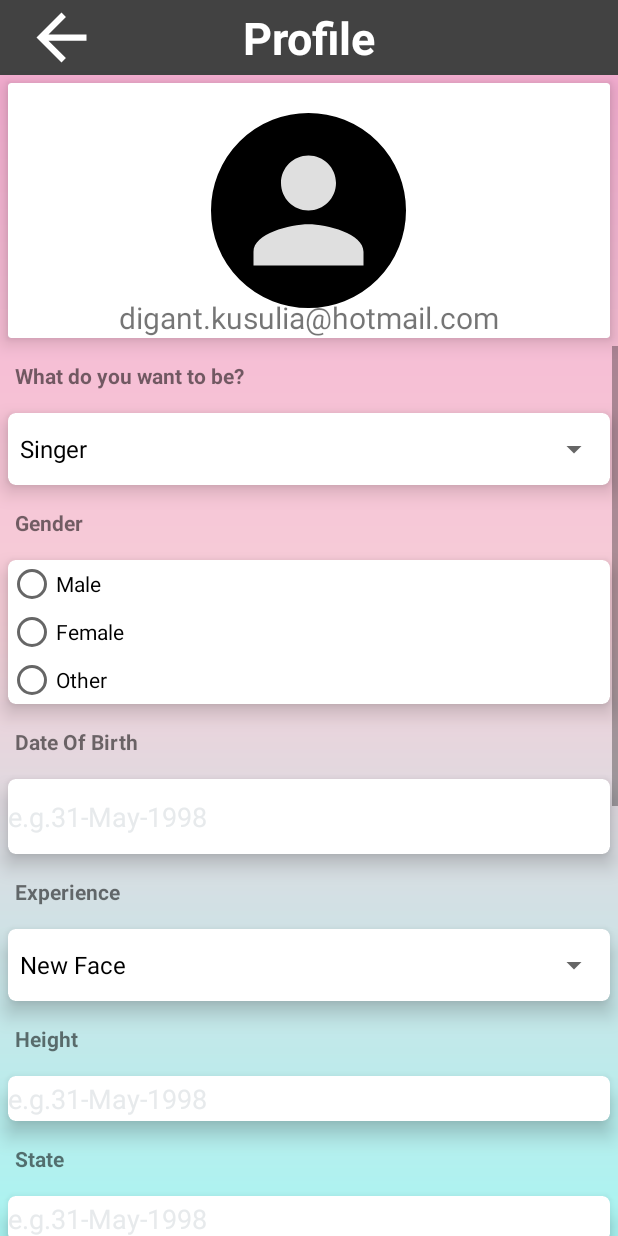
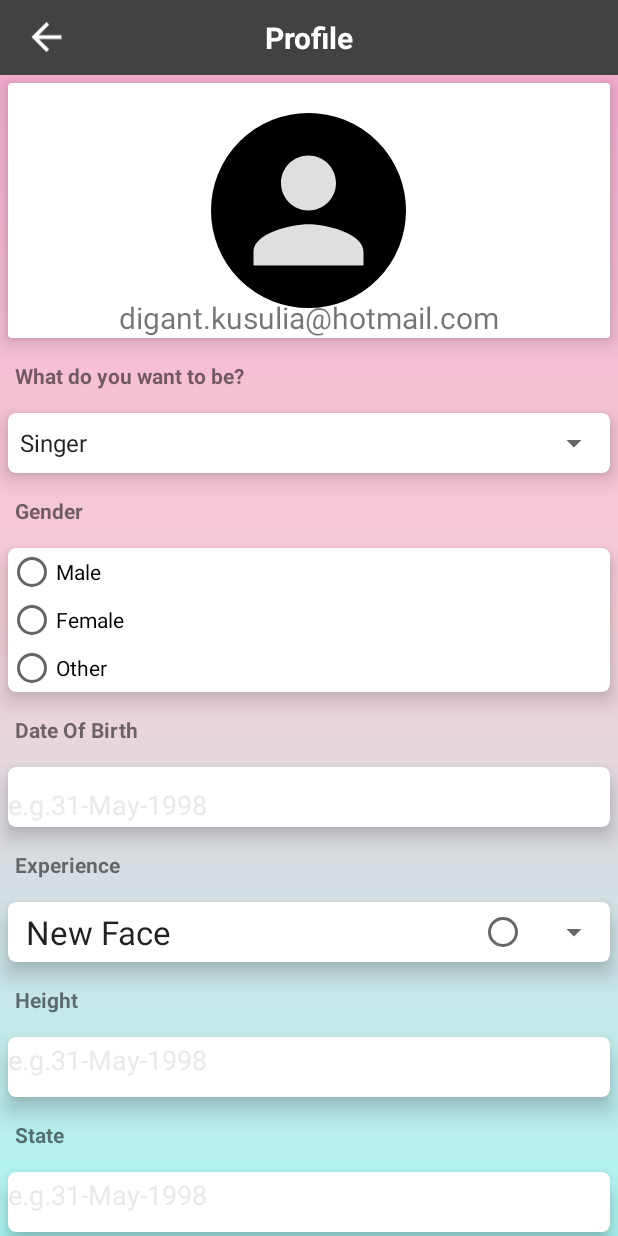
Before and after one commit to Digant20/HiBollywood_latest, an Android app: the MyProfile screen opened directly, with no data from a screen before it, on a phone screen of 412 x 824 dp. Run offline under Robolectric (Android 15) with nearby library versions, the phone set to English and light mode, and no system bars.

Commit message:
profile design

```diff
--- a/app/src/main/java/com/example/hibollywood/MyProfile.java
+++ b/app/src/main/java/com/example/hibollywood/MyProfile.java
@@ -36,25 +36,25 @@ public class MyProfile extends AppCompatActivity {
 
         spinner = findViewById(R.id.spinner);
         String[] items = new String[]{"Singer", "Dancer", "Actor", "Model", "Guitarist"};
-        ArrayAdapter<String> adapter = new ArrayAdapter<>(this, android.R.layout.simple_spinner_dropdown_item, items);
+        ArrayAdapter<String> adapter = new ArrayAdapter<>(this, android.R.layout.simple_selectable_list_item, items);
         spinner.setAdapter(adapter);
 
         //spinner for experience
         exp = findViewById(R.id.exp);
         String[] items1 = new String[]{"New Face", "1", "2", "3", "4", "5", "6", "7", "8", "9", "10"};
-        ArrayAdapter<String> adapter1 = new ArrayAdapter<>(this, android.R.layout.simple_spinner_dropdown_item, items1);
+        ArrayAdapter<String> adapter1 = new ArrayAdapter<>(this, android.R.layout.select_dialog_singlechoice, items1);
         exp.setAdapter(adapter1);
 
         //languages spinner
         lang = findViewById(R.id.lang);
         String[] items2 = new String[]{"Hindi", "English", "Tamil", "Telugu", "Malayalam", "Gujarati", "Urdu", "Marathi", "Odia", "Punjabi", "Bhojpuri"};
-        ArrayAdapter<String> adapter2 = new ArrayAdapter<>(this, android.R.layout.simple_spinner_dropdown_item, items2);
+        ArrayAdapter<String> adapter2 = new ArrayAdapter<>(this, android.R.layout.select_dialog_singlechoice, items2);
         lang.setAdapter(adapter2);
 
         //states spinner
         state = findViewById(R.id.lang);
         String[] items3 = new String[]{"Select State", "Agra", "Delhi", "Tamilnadu", "Bhubaneswar", "Bihar", "Mumbai", "Rajastan", "Kerela", "Kolkata", "Bangalore"};
-        ArrayAdapter<String> adapter3 = new ArrayAdapter<>(this, android.R.layout.simple_spinner_dropdown_item, items3);
+        ArrayAdapter<String> adapter3 = new ArrayAdapter<>(this, android.R.layout.select_dialog_singlechoice, items3);
         state.setAdapter(adapter3);
 
 
--- a/app/src/main/res/layout/activity_my_profile.xml
+++ b/app/src/main/res/layout/activity_my_profile.xml
@@ -18,8 +18,8 @@
         android:id="@+id/toolbar"
         >
         <ImageView
-            android:layout_width="50dp"
-            android:layout_height="50dp"
+            android:layout_width="30dp"
+            android:layout_height="40dp"
 
             android:src="@drawable/ic_arrow_back_black_24dp"
             android:clickable="true"
@@ -28,7 +28,7 @@
             android:layout_width="wrap_content"
             android:layout_height="wrap_content"
             android:text="Profile"
-            android:textSize="30sp"
+            android:textSize="20sp"
             android:textStyle="bold"
 
 
@@ -97,7 +97,7 @@
         android:layout_width="match_parent"
         android:layout_height="wrap_content"
         android:layout_below="@+id/card1"
-
+android:scrollbars="none"
         >
         <LinearLayout
             android:layout_width="match_parent"
@@ -112,7 +112,7 @@
         />
     <android.support.v7.widget.CardView
         android:layout_width="match_parent"
-        android:layout_height="wrap_content"
+        android:layout_height="40dp"
         android:layout_margin="5dp"
         app:cardElevation="8dp"
         app:cardCornerRadius="5dp"
@@ -188,7 +188,7 @@
         />
     <android.support.v7.widget.CardView
         android:layout_width="match_parent"
-        android:layout_height="50dp"
+        android:layout_height="40dp"
         android:layout_margin="5dp"
         app:cardElevation="8dp"
         app:cardCornerRadius="5dp"
@@ -219,7 +219,7 @@
         />
     <android.support.v7.widget.CardView
         android:layout_width="match_parent"
-        android:layout_height="wrap_content"
+        android:layout_height="40dp"
         android:layout_margin="5dp"
         app:cardElevation="8dp"
         app:cardCornerRadius="5dp"
@@ -246,7 +246,7 @@
         />
     <android.support.v7.widget.CardView
         android:layout_width="match_parent"
-        android:layout_height="wrap_content"
+        android:layout_height="40dp"
         android:layout_margin="5dp"
         app:cardElevation="8dp"
         app:cardCornerRadius="5dp"
@@ -258,7 +258,7 @@
             android:layout_height="30dp"
             android:hint="e.g.31-May-1998"
             android:background="@null"
-            android:textColor="#FFF"
+            android:textColor="#000"
             android:textColorHint="#e7eaec"
             />
 
@@ -274,7 +274,7 @@
         />
     <android.support.v7.widget.CardView
         android:layout_width="match_parent"
-        android:layout_height="wrap_content"
+        android:layout_height="40dp"
         android:layout_margin="5dp"
         app:cardElevation="8dp"
         app:cardCornerRadius="5dp"
@@ -286,7 +286,7 @@
             android:layout_height="30dp"
             android:hint="e.g.31-May-1998"
             android:background="@null"
-            android:textColor="#FFF"
+            android:textColor="#000"
             android:textColorHint="#e7eaec"
             />
 
@@ -302,7 +302,7 @@
         />
     <android.support.v7.widget.CardView
         android:layout_width="match_parent"
-        android:layout_height="wrap_content"
+        android:layout_height="40dp"
         android:layout_margin="5dp"
         app:cardElevation="8dp"
         app:cardCornerRadius="5dp"
@@ -314,7 +314,7 @@
             android:layout_height="30dp"
             android:hint="e.g.31-May-1998"
             android:background="@null"
-            android:textColor="#FFF"
+            android:textColor="#000"
             android:textColorHint="#e7eaec"
             />
 
@@ -330,7 +330,7 @@
         />
     <android.support.v7.widget.CardView
         android:layout_width="match_parent"
-        android:layout_height="wrap_content"
+        android:layout_height="40dp"
         android:layout_margin="5dp"
         app:cardElevation="8dp"
         app:cardCornerRadius="5dp"
@@ -342,7 +342,7 @@
             android:layout_height="30dp"
             android:hint="e.g.31-May-1998"
             android:background="@null"
-            android:textColor="#FFF"
+            android:textColor="#000"
             android:textColorHint="#e7eaec"
             />
 
@@ -358,7 +358,7 @@
         />
     <android.support.v7.widget.CardView
         android:layout_width="match_parent"
-        android:layout_height="wrap_content"
+        android:layout_height="40dp"
         android:layout_margin="5dp"
         app:cardElevation="8dp"
         app:cardCornerRadius="5dp"
@@ -385,7 +385,7 @@
         />
     <android.support.v7.widget.CardView
         android:layout_width="match_parent"
-        android:layout_height="wrap_content"
+        android:layout_height="40dp"
         android:layout_margin="5dp"
         app:cardElevation="8dp"
         app:cardCornerRadius="5dp"
@@ -397,7 +397,7 @@
             android:layout_height="30dp"
             android:hint="e.g.31-May-1998"
             android:background="@null"
-            android:textColor="#FFF"
+            android:textColor="#000"
             android:textColorHint="#e7eaec"
             />
 
@@ -413,7 +413,7 @@
         />
     <android.support.v7.widget.CardView
         android:layout_width="match_parent"
-        android:layout_height="wrap_content"
+        android:layout_height="40dp"
         android:layout_margin="5dp"
         app:cardElevation="8dp"
         app:cardCornerRadius="5dp"
@@ -425,7 +425,7 @@
             android:layout_height="30dp"
             android:hint="e.g.31-May-1998"
             android:background="@null"
-            android:textColor="#FFF"
+            android:textColor="#000"
             android:textColorHint="#e7eaec"
             />
 
@@ -447,14 +447,12 @@
         app:cardCornerRadius="5dp"
 
         >
-        <EditText
-            android:id="@+id/picture"
+        <ImageView
             android:layout_width="match_parent"
-            android:layout_height="30dp"
-            android:hint="e.g.31-May-1998"
-            android:background="@null"
-            android:textColor="#FFF"
-            android:textColorHint="#e7eaec"
+            android:layout_height="wrap_content"
+            android:id="@+id/img"
+            android:layout_margin="5dp"
+
             />
 
 
@@ -462,9 +460,10 @@
     </android.support.v7.widget.CardView>
     <Button
         android:layout_width="match_parent"
-        android:layout_height="wrap_content"
+        android:layout_height="40dp"
         android:text="UPDATE"
-        android:background="@drawable/rectangle"
+        android:layout_margin="5dp"
+        android:background="@drawable/rectangularsignupbtn"
         android:id="@+id/upbtn"
         />
         </LinearLayout>
```
